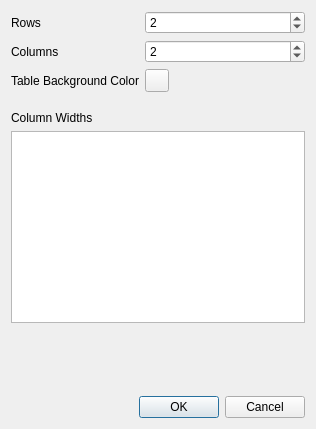
Old version of the form table_format_dlg.ui in the repository redeyedvireo/PyNoteBook.
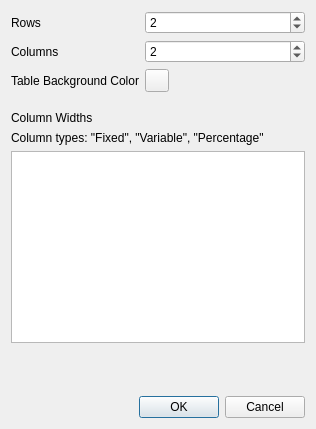
New version of the form. Custom widgets are drawn as their Qt base class.

Commit message: At long last, implement different column types!

The edit to the form file:
```diff
--- a/table_format_dlg.ui
+++ b/table_format_dlg.ui
@@ -92,6 +92,13 @@
      </property>
     </widget>
    </item>
+   <item>
+    <widget class="QLabel" name="label_4">
+     <property name="text">
+      <string>Column types: &quot;Fixed&quot;, &quot;Variable&quot;, &quot;Percentage&quot;</string>
+     </property>
+    </widget>
+   </item>
    <item>
     <widget class="QTableWidget" name="tableWidget">
      <property name="enabled">
```
The commit also changes 2 other files.
